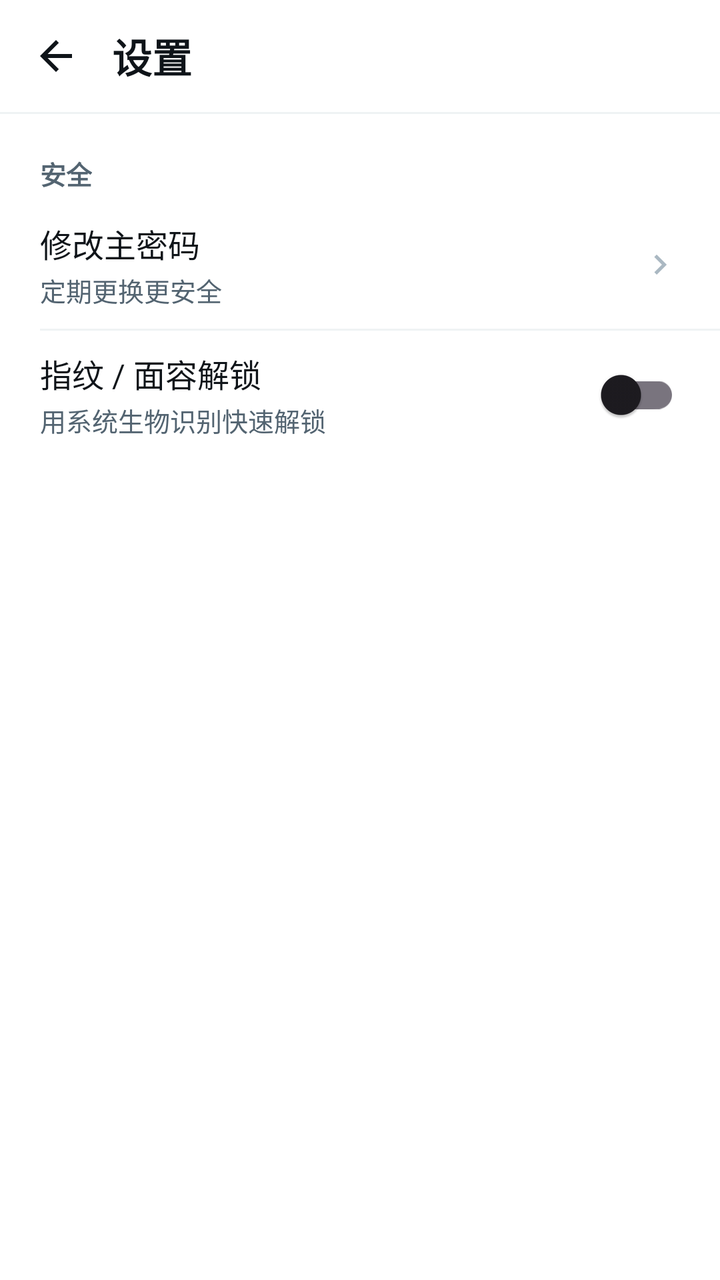
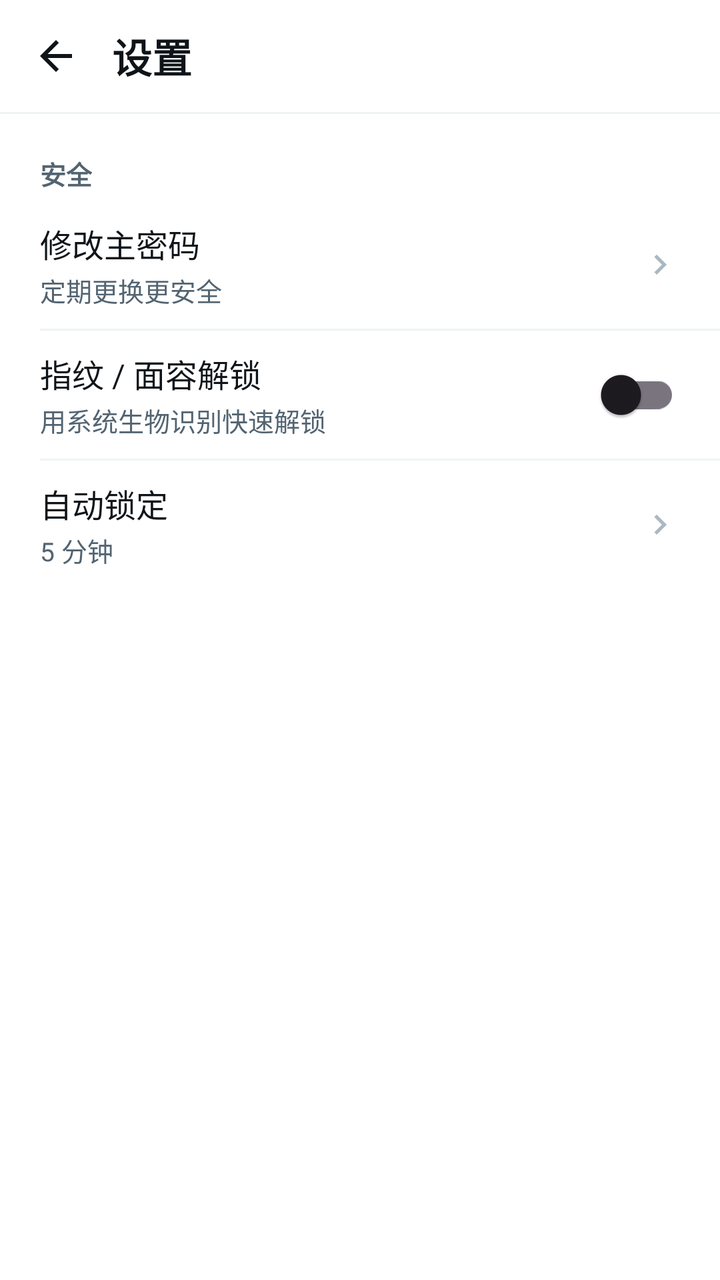

Compare the two renders of this Android layout. The source of the first and the diff that turns it into the second are given below.
<!-- AndroidManifest.xml: application theme Theme.SaiAccountNote -->
<!-- res/layout/activity_settings.xml -->
<?xml version="1.0" encoding="utf-8"?>
<LinearLayout xmlns:android="http://schemas.android.com/apk/res/android"
    xmlns:app="http://schemas.android.com/apk/res-auto"
    android:id="@+id/root_settings"
    android:layout_width="match_parent"
    android:layout_height="match_parent"
    android:background="@color/page_bg"
    android:orientation="vertical">

    
    <LinearLayout
        android:layout_width="match_parent"
        android:layout_height="56dp"
        android:gravity="center_vertical"
        android:orientation="horizontal"
        android:paddingStart="4dp"
        android:paddingEnd="4dp">

        <ImageButton
            android:id="@+id/settings_back"
            android:layout_width="48dp"
            android:layout_height="48dp"
            android:background="@null"
            android:contentDescription="返回"
            android:padding="12dp"
            android:scaleType="centerInside"
            app:srcCompat="@drawable/ic_arrow_back_24"
            app:tint="@color/text_primary" />

        <TextView
            android:layout_width="0dp"
            android:layout_height="wrap_content"
            android:layout_marginStart="4dp"
            android:layout_weight="1"
            android:text="设置"
            android:textColor="@color/text_primary"
            android:textSize="20sp"
            android:textStyle="bold" />
    </LinearLayout>

    <View
        android:layout_width="match_parent"
        android:layout_height="1dp"
        android:background="@color/divider" />

    <TextView
        android:layout_width="wrap_content"
        android:layout_height="wrap_content"
        android:layout_marginStart="20dp"
        android:layout_marginTop="20dp"
        android:layout_marginBottom="4dp"
        android:text="安全"
        android:textColor="@color/text_secondary"
        android:textSize="13sp"
        android:textStyle="bold" />

    
    <LinearLayout
        android:id="@+id/row_change_password"
        android:layout_width="match_parent"
        android:layout_height="64dp"
        android:background="?attr/selectableItemBackground"
        android:gravity="center_vertical"
        android:orientation="horizontal"
        android:paddingStart="20dp"
        android:paddingEnd="20dp">

        <LinearLayout
            android:layout_width="0dp"
            android:layout_height="wrap_content"
            android:layout_weight="1"
            android:orientation="vertical">

            <TextView
                android:layout_width="wrap_content"
                android:layout_height="wrap_content"
                android:text="修改主密码"
                android:textColor="@color/text_primary"
                android:textSize="16sp" />

            <TextView
                android:layout_width="wrap_content"
                android:layout_height="wrap_content"
                android:layout_marginTop="2dp"
                android:text="定期更换更安全"
                android:textColor="@color/text_secondary"
                android:textSize="13sp" />
        </LinearLayout>

        <ImageView
            android:layout_width="20dp"
            android:layout_height="20dp"
            android:contentDescription="进入"
            app:srcCompat="@drawable/ic_chevron_right_24"
            app:tint="@color/icon_muted" />
    </LinearLayout>

    <View
        android:layout_width="match_parent"
        android:layout_height="1dp"
        android:layout_marginStart="20dp"
        android:background="@color/divider" />

    
    <LinearLayout
        android:layout_width="match_parent"
        android:layout_height="64dp"
        android:gravity="center_vertical"
        android:orientation="horizontal"
        android:paddingStart="20dp"
        android:paddingEnd="20dp">

        <LinearLayout
            android:layout_width="0dp"
            android:layout_height="wrap_content"
            android:layout_weight="1"
            android:orientation="vertical">

            <TextView
                android:id="@+id/tv_biometric_title"
                android:layout_width="wrap_content"
                android:layout_height="wrap_content"
                android:text="指纹 / 面容解锁"
                android:textColor="@color/text_primary"
                android:textSize="16sp" />

            <TextView
                android:id="@+id/tv_biometric_subtitle"
                android:layout_width="wrap_content"
                android:layout_height="wrap_content"
                android:layout_marginTop="2dp"
                android:text="用系统生物识别快速解锁"
                android:textColor="@color/text_secondary"
                android:textSize="13sp" />
        </LinearLayout>

        <com.google.android.material.switchmaterial.SwitchMaterial
            android:id="@+id/switch_biometric"
            android:layout_width="wrap_content"
            android:layout_height="wrap_content" />
    </LinearLayout>

</LinearLayout>
<!-- resources referenced by this layout -->
<resources>
  <color name="divider">#EFF3F4</color>
  <color name="icon_muted">#AAB8C2</color>
  <color name="page_bg">#FFFFFF</color>
  <color name="text_primary">#0F1419</color>
  <color name="text_secondary">#536471</color>
  <!-- drawable ic_arrow_back_24 (drawable) -->
  <vector xmlns:android="http://schemas.android.com/apk/res/android"
      android:width="24dp"
      android:height="24dp"
      android:viewportWidth="24"
      android:viewportHeight="24">
      <path
          android:fillColor="#FF000000"
          android:pathData="M20,11H7.83l5.59,-5.59L12,4l-8,8 8,8 1.41,-1.41L7.83,13H20v-2z" />
  </vector>
  <!-- drawable ic_chevron_right_24 (drawable) -->
  <vector xmlns:android="http://schemas.android.com/apk/res/android"
      android:width="24dp"
      android:height="24dp"
      android:viewportWidth="24"
      android:viewportHeight="24">
      <path
          android:fillColor="#FF000000"
          android:pathData="M10,6L8.59,7.41 13.17,12l-4.58,4.59L10,18l6,-6z" />
  </vector>
  <style name="Theme.SaiAccountNote" parent="Base.Theme.SaiAccountNote" />
  <style name="Base.Theme.SaiAccountNote" parent="Theme.Material3.DayNight.NoActionBar">
          
          <item name="colorPrimary">@color/accent</item>
          <item name="colorOnPrimary">@color/white</item>
          <item name="colorSecondary">@color/accent</item>
          <item name="colorOnSecondary">@color/white</item>
      </style>
  <color name="accent">#1D9BF0</color>
  <color name="white">#FFFFFFFF</color>
</resources>

<!-- the commit's change to res/layout/activity_settings.xml (unified diff, before → after) -->
@@ -140,4 +140,52 @@
             android:layout_height="wrap_content" />
     </LinearLayout>
 
+    
+    <View
+        android:layout_width="match_parent"
+        android:layout_height="1dp"
+        android:layout_marginStart="20dp"
+        android:background="@color/divider" />
+
+    <LinearLayout
+        android:id="@+id/row_auto_lock"
+        android:layout_width="match_parent"
+        android:layout_height="64dp"
+        android:background="?attr/selectableItemBackground"
+        android:gravity="center_vertical"
+        android:orientation="horizontal"
+        android:paddingStart="20dp"
+        android:paddingEnd="20dp">
+
+        <LinearLayout
+            android:layout_width="0dp"
+            android:layout_height="wrap_content"
+            android:layout_weight="1"
+            android:orientation="vertical">
+
+            <TextView
+                android:layout_width="wrap_content"
+                android:layout_height="wrap_content"
+                android:text="自动锁定"
+                android:textColor="@color/text_primary"
+                android:textSize="16sp" />
+
+            <TextView
+                android:id="@+id/tv_auto_lock_value"
+                android:layout_width="wrap_content"
+                android:layout_height="wrap_content"
+                android:layout_marginTop="2dp"
+                android:text="5 分钟"
+                android:textColor="@color/text_secondary"
+                android:textSize="13sp" />
+        </LinearLayout>
+
+        <ImageView
+            android:layout_width="20dp"
+            android:layout_height="20dp"
+            android:contentDescription="选择"
+            app:srcCompat="@drawable/ic_chevron_right_24"
+            app:tint="@color/icon_muted" />
+    </LinearLayout>
+
 </LinearLayout>
